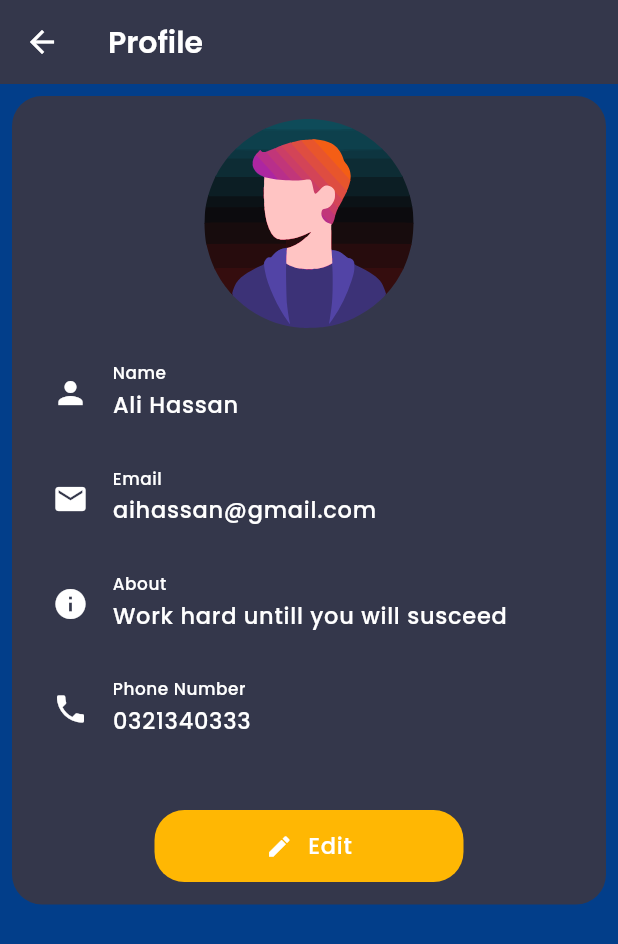
After one commit to IM-AQEEL/Chat_app, a Flutter app: the PersonProfile screen opened by its route, on a phone screen of 412 x 824 dp. The commit adds this screen. Shown: the top 944 px of the screen. Run offline on Flutter 3.47's test engine with Material 3 defaults, Android fonts, the phone set to English and light mode, and no system bars; our stand-ins replace cloud_firestore, firebase_auth, firebase_core, flutter_svg, get, lottie and 1 more; accounts and stored records are empty; network calls fail; statements that could not run were skipped.

Commit message:
Refactor user profile management: update profile page structure, replace old profile components, and enhance user experience with new design and functionality.

```diff
--- a/lib/config/pagepath.dart
+++ b/lib/config/pagepath.dart
@@ -1,8 +1,8 @@
 import 'package:chat_app/pages/AuthPages/authpage.dart';
 import 'package:chat_app/pages/HomePage/home.dart';
 import 'package:chat_app/pages/chat/chatpage.dart';
-import 'package:chat_app/pages/profile/profilepage.dart';
-import 'package:chat_app/pages/profile/updateprofile/updateprofile.dart';
+import 'package:chat_app/pages/Userprofile/user_profilepage.dart';
+import 'package:chat_app/pages/profilepages/personprofile.dart';
 import 'package:chat_app/widgets/welcome/welcome.dart';
 import 'package:get/route_manager.dart';
 
@@ -30,12 +30,13 @@ var pagepath = [
   ),
   GetPage(
     name: '/profilepage',
-    page: () => Profilepage(),
+    page: () => UserProfilepage(),
     transition: Transition.fade,
   ),
-  GetPage(
-    name: '/updateprofile',
-    page: () => Updateprofile(),
-    transition: Transition.fade,
-  ),
+  // GetPage(
+  //   name: "/updateprofile",
+  //   page: () => UserProfilepage(),
+  //   transition: Transition.fade,
+  // ),
+  GetPage(name: '/personprofile', page: () => PersonProfile()),
 ];
--- a/lib/config/theme.dart
+++ b/lib/config/theme.dart
@@ -2,6 +2,7 @@ import 'package:chat_app/config/colors.dart';
 import 'package:flutter/material.dart';
 
 var lighttheme = ThemeData();
+
 var darktheme = ThemeData(
   brightness: Brightness.dark,
   useMaterial3: true,
--- a/lib/pages/profile/widgets/profilebody.dart
+++ b/lib/pages/Userprofile/widgets/User_profilebody.dart
@@ -1,7 +1,7 @@
 import 'package:flutter/material.dart';
 
-class Profilebody extends StatelessWidget {
-  const Profilebody({super.key});
+class UserProfilebody extends StatelessWidget {
+  const UserProfilebody({super.key});
 
   @override
   Widget build(BuildContext context) {
--- a/lib/pages/profile/widgets/profile_Descripaation.dart
+++ b/lib/pages/Userprofile/widgets/user_profile_Descripaation.dart
@@ -1,7 +1,7 @@
 import 'package:flutter/material.dart';
 
-class ProfileDescripaation extends StatelessWidget {
-  const ProfileDescripaation({super.key});
+class UserProfileDescripaation extends StatelessWidget {
+  const UserProfileDescripaation({super.key});
 
   @override
   Widget build(BuildContext context) {
--- /dev/null
+++ b/lib/pages/profilepages/personprofile.dart
@@ -0,0 +1,125 @@
+import 'package:flutter/material.dart';
+import 'package:flutter_svg/svg.dart';
+import 'package:get/get.dart';
+import 'package:chat_app/config/AssetsImages.dart';
+
+class PersonProfile extends StatelessWidget {
+  PersonProfile({super.key});
+
+  final RxBool isEdit = false.obs;
+
+  final TextEditingController name = TextEditingController(text: 'Ali Hassan');
+  final TextEditingController email = TextEditingController(
+    text: 'aihassan@gmail.com',
+  );
+  final TextEditingController number = TextEditingController(
+    text: '0321340333',
+  );
+  final TextEditingController about = TextEditingController(
+    text: 'Work hard untill you will susceed',
+  );
+
+  @override
+  Widget build(BuildContext context) {
+    return Scaffold(
+      appBar: AppBar(title: Text("Profile")),
+      body: Padding(
+        padding: const EdgeInsets.all(8.0),
+        child: Obx(
+          () => Column(
+            children: [
+              Container(
+                padding: EdgeInsets.symmetric(horizontal: 15, vertical: 15),
+                decoration: BoxDecoration(
+                  borderRadius: BorderRadius.circular(20),
+                  color: Theme.of(context).colorScheme.primaryContainer,
+                ),
+                child: Column(
+                  crossAxisAlignment: CrossAxisAlignment.start,
+                  children: [
+                    Center(
+                      child: SvgPicture.asset(
+                        Assetsimages.manimage,
+                        height: 140,
+                      ),
+                    ),
+                    SizedBox(height: 16),
+                    TextField(
+                      controller: name,
+                      readOnly: !isEdit.value,
+                      decoration: InputDecoration(
+                        border: InputBorder.none,
+                        prefixIcon: Icon(Icons.person),
+                        labelText: "Name",
+                      ),
+                    ),
+                    SizedBox(height: 16),
+                    TextField(
+                      controller: email,
+                      readOnly: !isEdit.value,
+                      decoration: InputDecoration(
+                        border: InputBorder.none,
+                        prefixIcon: Icon(Icons.email),
+                        labelText: "Email",
+                      ),
+                    ),
+                    SizedBox(height: 16),
+                    TextField(
+                      controller: about,
+                      readOnly: !isEdit.value,
+                      decoration: InputDecoration(
+                        border: InputBorder.none,
+                        prefixIcon: Icon(Icons.info),
+                        labelText: "About",
+                      ),
+                    ),
+                    SizedBox(height: 16),
+                    TextField(
+                      controller: number,
+                      readOnly: !isEdit.value,
+                      decoration: InputDecoration(
+                        border: InputBorder.none,
+                        prefixIcon: Icon(Icons.phone),
+                        labelText: "Phone Number",
+                      ),
+                    ),
+                    SizedBox(height: 40),
+                    Center(
+                      child: Container(
+                        width: MediaQuery.of(context).size.width / 2,
+                        decoration: BoxDecoration(
+                          borderRadius: BorderRadius.circular(20),
+                          color: Theme.of(context).colorScheme.primary,
+                        ),
+                        child: TextButton(
+                          onPressed: () {
+                            isEdit.value = !isEdit.value;
+                          },
+                          child: Row(
+                            mainAxisAlignment: MainAxisAlignment.center,
+                            children: [
+                              Icon(
+                                isEdit.value ? Icons.save : Icons.edit,
+                                color: Colors.white,
+                              ),
+                              SizedBox(width: 10),
+                              Text(
+                                isEdit.value ? 'Save' : 'Edit',
+                                style: Theme.of(context).textTheme.bodyLarge
+                                    ?.copyWith(color: Colors.white),
+                              ),
+                            ],
+                          ),
+                        ),
+                      ),
+                    ),
+                  ],
+                ),
+              ),
+            ],
+          ),
+        ),
+      ),
+    );
+  }
+}
```
Also changed, not shown: lib/controller/profilecontroller.dart (+13 -8 lines), lib/pages/HomePage/home.dart (+4 -3 lines), lib/pages/Userprofile/updateprofile/updateprofile.dart (added, +161 -0 lines), lib/pages/Userprofile/user_profilepage.dart (renamed from lib/pages/profile/profilepage.dart, +8 -9 lines), lib/pages/Userprofile/widgets/User_profile_Heading.dart (added, +73 -0 lines), lib/pages/profile/updateprofile/updateprofile.dart (deleted, +0 -163 lines), lib/pages/profile/widgets/profile_Heading.dart (deleted, +0 -62 lines), 1 other file.
